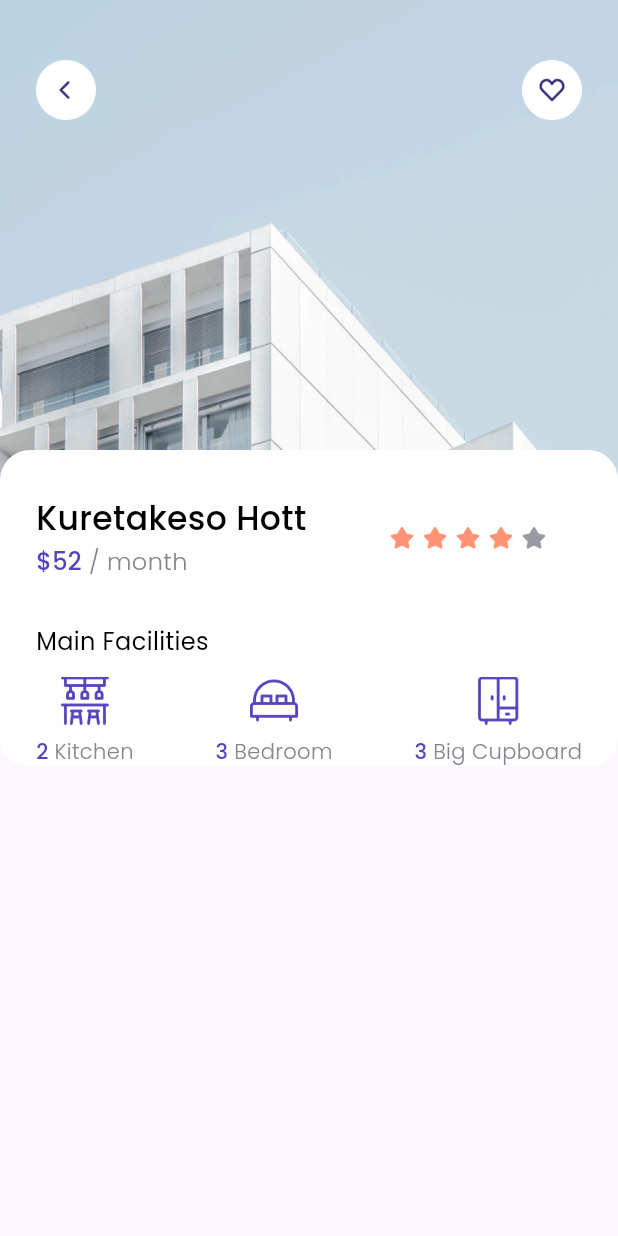
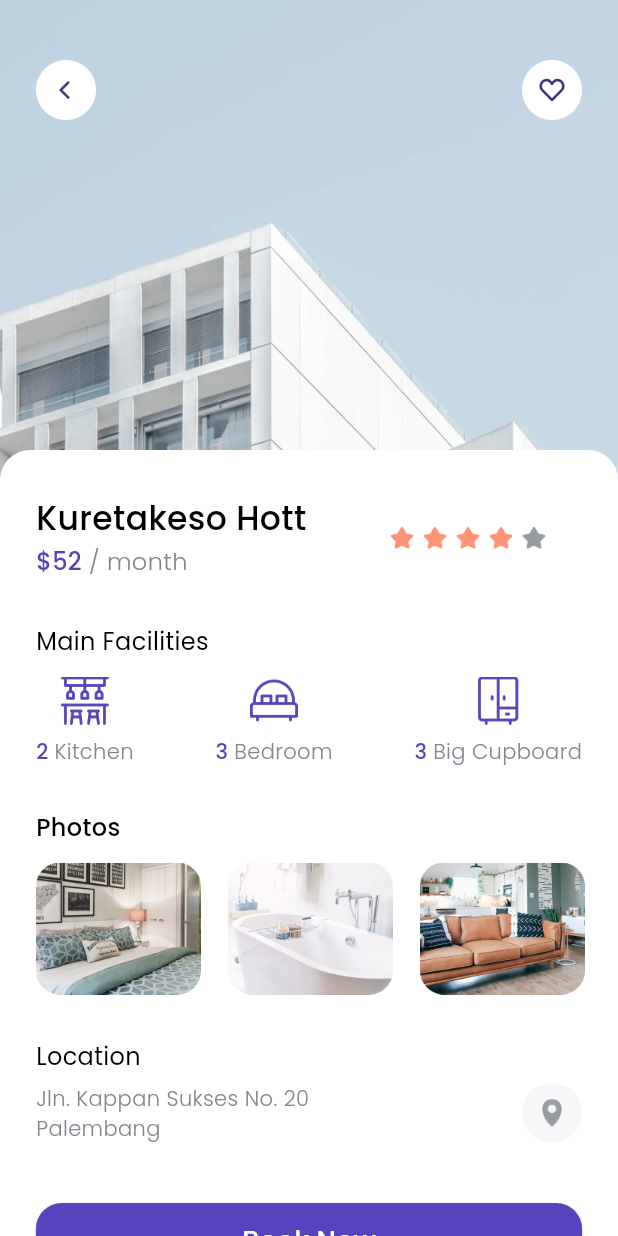
Before and after one commit to petelpop/CozyNest, a Flutter app: the DetailPage screen opened directly, on a phone screen of 412 x 824 dp. Run offline on Flutter 3.47's test engine with Material 3 defaults, Android fonts, the phone set to English and light mode, and no system bars; our stand-ins replace google_fonts.

Commit message:
finish detail page

```diff
--- a/lib/pages/detail_page.dart
+++ b/lib/pages/detail_page.dart
@@ -10,7 +10,6 @@ class DetailPage extends StatelessWidget {
   Widget build(BuildContext context) {
     return Scaffold(
       body: SafeArea(
-          bottom: false,
           top: false,
           child: Stack(
             children: [
@@ -20,20 +19,54 @@ class DetailPage extends StatelessWidget {
                 height: 350,
                 fit: BoxFit.cover,
               ),
+              ListView(
+                children: [
+                  const SizedBox(height: 300),
+                  Container(
+                    width: MediaQuery.of(context).size.width,
+                    decoration: BoxDecoration(
+                        borderRadius: BorderRadius.circular(20),
+                        color: whiteColor),
+                    child: Column(
+                      crossAxisAlignment: CrossAxisAlignment.start,
+                      children: [
+                        const SizedBox(height: 30),
+                        _titleDetailPage(),
+                        const SizedBox(height: 30),
+                        _titleFacilities(),
+                        const SizedBox(height: 12),
+                        _mainFacilities(),
+                        const SizedBox(height: 29),
+                        _titlePhotos(),
+                        const SizedBox(height: 12),
+                        _listPhotos(),
+                        SizedBox(height: 30),
+                        _locationTitle(),
+                          SizedBox(height: 6),
+                          _locationDetail(),
+                          SizedBox(height: 40),
+                          _buttonBook(context),
+                            SizedBox(height: 40)
+                      ],
+                    ),
+                  )
+                ],
+              ),
               Padding(
-                padding: EdgeInsets.symmetric(horizontal: 24, vertical: 40),
+                padding:
+                    const EdgeInsets.symmetric(horizontal: 24, vertical: 40),
                 child: Row(
                   mainAxisAlignment: MainAxisAlignment.spaceBetween,
                   children: [
                     InkWell(
-                      onTap: () {
-                        Navigator.pop(context);
-                      },
                       child: Image.asset(
                         'assets/btn_back.png',
                         width: 40,
                         height: 40,
                       ),
+                      onTap: () {
+                        Navigator.pop(context);
+                      },
                     ),
                     Image.asset(
                       'assets/btn_wishlist.png',
@@ -43,56 +76,142 @@ class DetailPage extends StatelessWidget {
                   ],
                 ),
               ),
-              ListView(
-                children: [
-                  SizedBox(height: 300),
-                  Container(
-                    width: MediaQuery.of(context).size.width,
-                    decoration: BoxDecoration(
-                        borderRadius: BorderRadius.circular(20),
-                        color: whiteColor),
-                    child: Column(
-                      crossAxisAlignment: CrossAxisAlignment.start,
-                      children: [
-                        SizedBox(height: 30),
-                        _titleDetailPage(),
-                        SizedBox(height: 30),
-                        Padding(
-                          padding: EdgeInsets.only(left: 24),
-                          child: Text(
-                            'Main Facilities',
-                            style: regularTextStyle.copyWith(
-                              fontSize: 16
-                              ),
-                          ),
-                        ),
-                        SizedBox(height: 12),
-                        Padding(
-                          padding: EdgeInsets.symmetric(
-                            horizontal: 24
-                          ),
-                          child: Row(
-                            mainAxisAlignment: MainAxisAlignment.spaceBetween,
-                            children: [
-                              FacilityItem(name: 'Kitchen', total: 2, imageUrl: 'assets/icon_kitchen.png'),
-                              FacilityItem(name: 'Bedroom', total: 3, imageUrl: 'assets/icon_bedroom.png'),
-                              FacilityItem(name: 'Big Cupboard', total: 3, imageUrl: 'assets/icon_cupboard.png'),
-                            ],
-                          ),
-                          )
-                      ],
-                    ),
-                  )
-                ],
-              )
             ],
           )),
     );
   }
 
+  Row _buttonBook(BuildContext context) {
+    return Row(
+                          mainAxisAlignment: MainAxisAlignment.center,
+                          children: [
+                            ElevatedButton(
+                              onPressed: (){},
+                              child: Text(
+                                'Book Now',
+                                style: whiteTextStyle.copyWith(
+                                  fontSize: 18
+                                ),
+                                ),
+                              style: ElevatedButton.styleFrom(
+                                minimumSize: Size(MediaQuery.of(context).size.width - 24*2, 50),
+                                shape: RoundedRectangleBorder(borderRadius: BorderRadius.circular(17)),
+                                backgroundColor: purpleColor
+                              ),
+                              ),
+                          ],
+                        );
+  }
+
+  Padding _locationDetail() {
+    return Padding(
+                          padding: EdgeInsets.symmetric(horizontal: 24),
+                          child: Row(
+                            mainAxisAlignment: MainAxisAlignment.spaceBetween,
+                            children: [
+                              Text(
+                                'Jln. Kappan Sukses No. 20\nPalembang',
+                                style: greyTextStyle.copyWith(
+                                  fontSize: 14
+                                ),
+                                ),
+                                Image.asset(
+                                  'assets/btn_map.png',
+                                  width: 40,
+                                  height: 40
+                                  ),
+                            ],
+                          ),
+                        );
+  }
+
+  Padding _locationTitle() {
+    return Padding(
+                        padding: EdgeInsets.only(left: 24),
+                        child: Text(
+                          'Location',
+                          style: regularTextStyle.copyWith(
+                            fontSize: 16
+                          ),
+                        ),
+                        );
+  }
+
+  Container _listPhotos() {
+    return Container(
+                        height: 88,
+                        child: ListView(
+                          scrollDirection: Axis.horizontal,
+                          children: [
+                            const SizedBox(width: 24),
+                            Image.asset(
+                              'assets/photo1.png',
+                              width: 110,
+                              height: 88,
+                              fit: BoxFit.cover,
+                            ),
+                            const SizedBox(width: 18),
+                            Image.asset(
+                              'assets/photo2.png',
+                              width: 110,
+                              height: 88,
+                              fit: BoxFit.cover,
+                            ),
+                            const SizedBox(width: 18),
+                            Image.asset(
+                              'assets/photo3.png',
+                              width: 110,
+                              height: 88,
+                              fit: BoxFit.cover,
+                            ),
+                            const SizedBox(width: 24),
+                          ],
+                        ),
+                      );
+  }
+
+  Padding _titlePhotos() {
+    return Padding(
+                        padding: const EdgeInsets.only(left: 24),
+                        child: Text(
+                          'Photos',
+                          style: blackTextStyle.copyWith(fontSize: 16),
+                        ),
+                      );
+  }
+
+  Padding _titleFacilities() {
+    return Padding(
+      padding: const EdgeInsets.only(left: 24),
+      child: Text(
+        'Main Facilities',
+        style: regularTextStyle.copyWith(fontSize: 16),
+      ),
+    );
+  }
+
+  Padding _mainFacilities() {
+    return const Padding(
+      padding: EdgeInsets.symmetric(horizontal: 24),
+      child: Row(
+        mainAxisAlignment: MainAxisAlignment.spaceBetween,
+        children: [
+          FacilityItem(
+              name: 'Kitchen', total: 2, imageUrl: 'assets/icon_kitchen.png'),
+          FacilityItem(
+              name: 'Bedroom', total: 3, imageUrl: 'assets/icon_bedroom.png'),
+          FacilityItem(
+              name: 'Big Cupboard',
+              total: 3,
+              imageUrl: 'assets/icon_cupboard.png'),
+        ],
+      ),
+    );
+  }
+
   Padding _titleDetailPage() {
     return Padding(
-      padding: EdgeInsets.symmetric(horizontal: 24),
+      padding: const EdgeInsets.symmetric(horizontal: 24),
       child: Row(mainAxisAlignment: MainAxisAlignment.spaceBetween, children: [
         Column(
           crossAxisAlignment: CrossAxisAlignment.start,
@@ -101,7 +220,7 @@ class DetailPage extends StatelessWidget {
               'Kuretakeso Hott',
               style: blackTextStyle.copyWith(fontSize: 22),
             ),
-            SizedBox(height: 2),
+            const SizedBox(height: 2),
             Text.rich(
               TextSpan(
                 text: '\$52',
@@ -121,28 +240,28 @@ class DetailPage extends StatelessWidget {
               'assets/icon_star.png',
               width: 20,
             ),
-            SizedBox(width: 2),
+            const SizedBox(width: 2),
             Image.asset(
               'assets/icon_star.png',
               width: 20,
             ),
-            SizedBox(width: 2),
+            const SizedBox(width: 2),
             Image.asset(
               'assets/icon_star.png',
               width: 20,
             ),
-            SizedBox(width: 2),
+            const SizedBox(width: 2),
             Image.asset(
               'assets/icon_star.png',
               width: 20,
             ),
-            SizedBox(width: 2),
+            const SizedBox(width: 2),
             Image.asset(
               'assets/icon_star.png',
               width: 20,
-              color: Color(0xFF989BA1),
+              color: const Color(0xFF989BA1),
             ),
-            SizedBox(width: 22),
+            const SizedBox(width: 22),
           ],
         )
       ]),
```
Also changed, not shown: assets/photo3.png.
